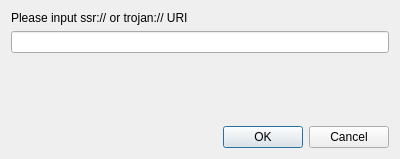
Trojan-Qt5/Trojan-Qt5, file ui/uriinputdialog.ui: the form before one commit.
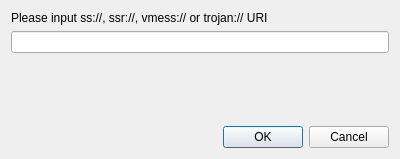
The form after the commit.

Patch:
```diff
--- a/ui/uriinputdialog.ui
+++ b/ui/uriinputdialog.ui
@@ -17,7 +17,7 @@
    <item>
     <widget class="QLabel" name="uriLabel">
      <property name="text">
-      <string>Please input ssr:// or trojan:// URI</string>
+      <string>Please input ss://, ssr://, vmess:// or trojan:// URI</string>
      </property>
     </widget>
    </item>
```
